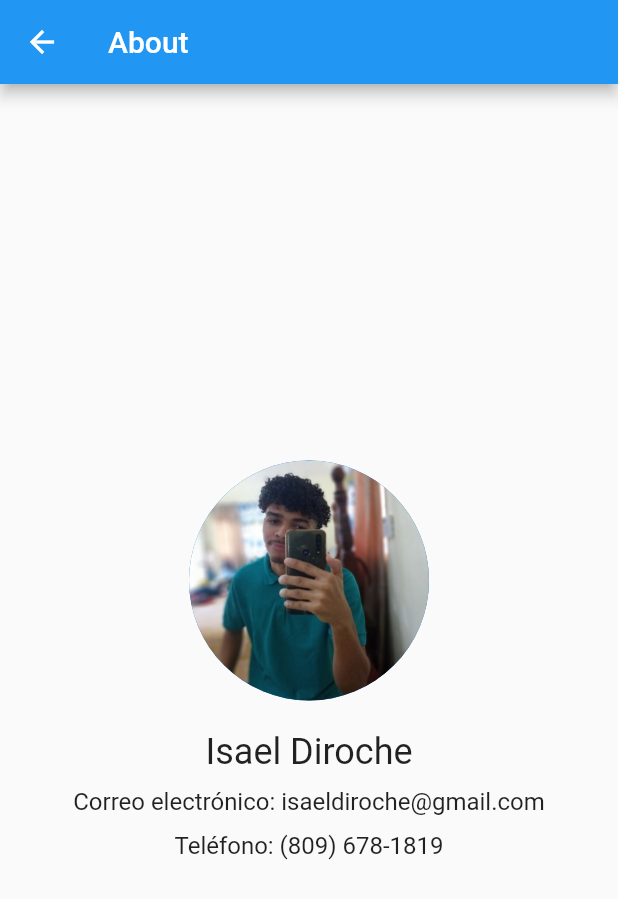
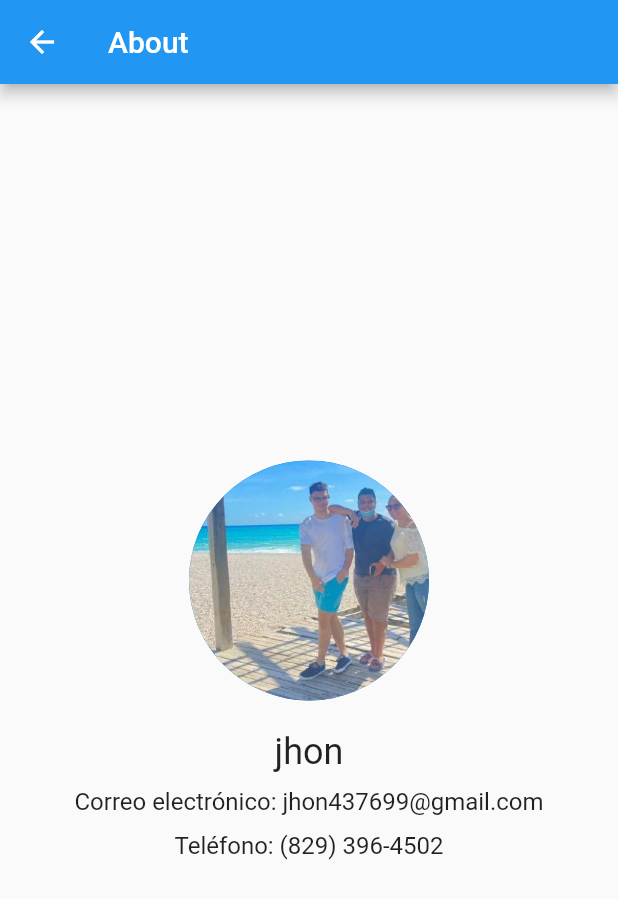
Before and after one commit to WellJhoon/MovilAppAmd, a Flutter app: the AboutPage screen opened directly, on a phone screen of 412 x 824 dp. Shown: the top 899 px of the screen. Run offline on Flutter 3.47's test engine with Material 2 defaults, Android fonts, the phone set to English and light mode, and no system bars; our stand-ins replace html_unescape; network calls fail.

Commit message:
Complete Proyect

```diff
--- a/lib/views/aboutpage.dart
+++ b/lib/views/aboutpage.dart
@@ -12,22 +12,22 @@ class AboutPage extends StatelessWidget {
           mainAxisAlignment: MainAxisAlignment.center,
           children: [
             CircleAvatar(
-              backgroundImage: AssetImage('assets/isael.jpg'),
+              backgroundImage: AssetImage('lib/assets/yo.jpg'),
               radius: 80,
             ),
             SizedBox(height: 20),
             Text(
-              'Isael Diroche',
+              'jhon',
               style: TextStyle(fontSize: 24),
             ),
             SizedBox(height: 10),
             Text(
-              'Correo electrónico: isaeldiroche@gmail.com',
+              'Correo electrónico: jhon437699@gmail.com',
               style: TextStyle(fontSize: 16),
             ),
             SizedBox(height: 10),
             Text(
-              'Teléfono: (809) 678-1819',
+              'Teléfono: (829) 396-4502',
               style: TextStyle(fontSize: 16),
             ),
           ],
--- a/lib/views/genderpage.dart
+++ b/lib/views/genderpage.dart
@@ -3,6 +3,7 @@ import 'package:http/http.dart' as http;
 import 'dart:convert';
 import 'package:tarea6/main.dart';
 import './toolboxpage.dart';
+
 class GenderPage extends StatefulWidget {
   @override
   _GenderPageState createState() => _GenderPageState();
@@ -12,7 +13,8 @@ class _GenderPageState extends State<GenderPage> {
   String gender = '';
 
   Future<void> fetchGender(String name) async {
-    final response = await http.get(Uri.parse('https://api.genderize.io/?name=$name'));
+    final response =
+        await http.get(Uri.parse('https://api.genderize.io/?name=$name'));
 
     if (response.statusCode == 200) {
       final data = jsonDecode(response.body);
--- a/lib/views/toolboxpage.dart
+++ b/lib/views/toolboxpage.dart
@@ -10,7 +10,7 @@ class ToolboxPage extends StatelessWidget {
         mainAxisAlignment: MainAxisAlignment.center,
         children: [
           Image.asset(
-            'assets/Toolbox.png',
+            'lib/assets/Toolbox.jpg',
             width: 200,
             height: 200,
           ),
```
Also changed, not shown: lib/main.dart (+6 -3 lines), lib/views/newspage.dart (+6 -3 lines), pubspec.yaml (+4 -4 lines), assets/isael.jpg (deleted), lib/assets/Toolbox.jpg (renamed from assets/Toolbox.png), lib/assets/yo.jpg (added).
